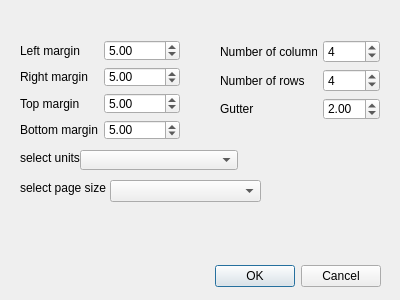
ioalexei/modular_grid_builder, file modular_grid_builder_dialog_base.ui: the form before one commit.
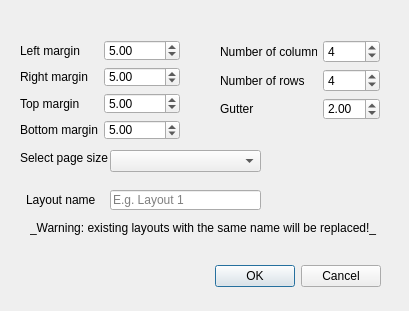
The form after the commit.

Commit message:
Add ability to specify layout name
Fixes #1
 + shows basic warning about overwriting existing layers. (this could be improved later)

Diff of the .ui file:
```diff
--- a/modular_grid_builder_dialog_base.ui
+++ b/modular_grid_builder_dialog_base.ui
@@ -6,8 +6,8 @@
    <rect>
     <x>0</x>
     <y>0</y>
-    <width>400</width>
-    <height>300</height>
+    <width>409</width>
+    <height>311</height>
    </rect>
   </property>
   <property name="windowTitle">
@@ -155,7 +155,7 @@
    <property name="geometry">
     <rect>
      <x>110</x>
-     <y>180</y>
+     <y>150</y>
      <width>151</width>
      <height>22</height>
     </rect>
@@ -166,35 +166,54 @@
     <rect>
      <x>20</x>
      <y>150</y>
-     <width>61</width>
-     <height>16</height>
-    </rect>
-   </property>
-   <property name="text">
-    <string>select units</string>
-   </property>
-  </widget>
-  <widget class="QComboBox" name="selectUnits">
-   <property name="geometry">
-    <rect>
-     <x>80</x>
-     <y>150</y>
-     <width>158</width>
-     <height>20</height>
-    </rect>
-   </property>
-  </widget>
-  <widget class="QLabel" name="label_2">
-   <property name="geometry">
-    <rect>
-     <x>20</x>
-     <y>180</y>
      <width>91</width>
      <height>16</height>
     </rect>
    </property>
    <property name="text">
-    <string>select page size</string>
+    <string>Select page size</string>
+   </property>
+  </widget>
+  <widget class="QLabel" name="layoutNameLabel">
+   <property name="geometry">
+    <rect>
+     <x>26</x>
+     <y>190</y>
+     <width>71</width>
+     <height>20</height>
+    </rect>
+   </property>
+   <property name="text">
+    <string>Layout name</string>
+   </property>
+  </widget>
+  <widget class="QLabel" name="layoutNameWarning">
+   <property name="geometry">
+    <rect>
+     <x>30</x>
+     <y>220</y>
+     <width>361</width>
+     <height>16</height>
+    </rect>
+   </property>
+   <property name="text">
+    <string>_Warning: existing layouts with the same name will be replaced!_</string>
+   </property>
+   <property name="textFormat">
+    <enum>Qt::MarkdownText</enum>
+   </property>
+  </widget>
+  <widget class="QLineEdit" name="layoutNameInput">
+   <property name="geometry">
+    <rect>
+     <x>110</x>
+     <y>190</y>
+     <width>151</width>
+     <height>20</height>
+    </rect>
+   </property>
+   <property name="placeholderText">
+    <string>E.g. Layout 1</string>
    </property>
   </widget>
  </widget>
```
Left out of the diff: 2 changed lines with no effect on the pictures. The commit also changes 3 other files.
